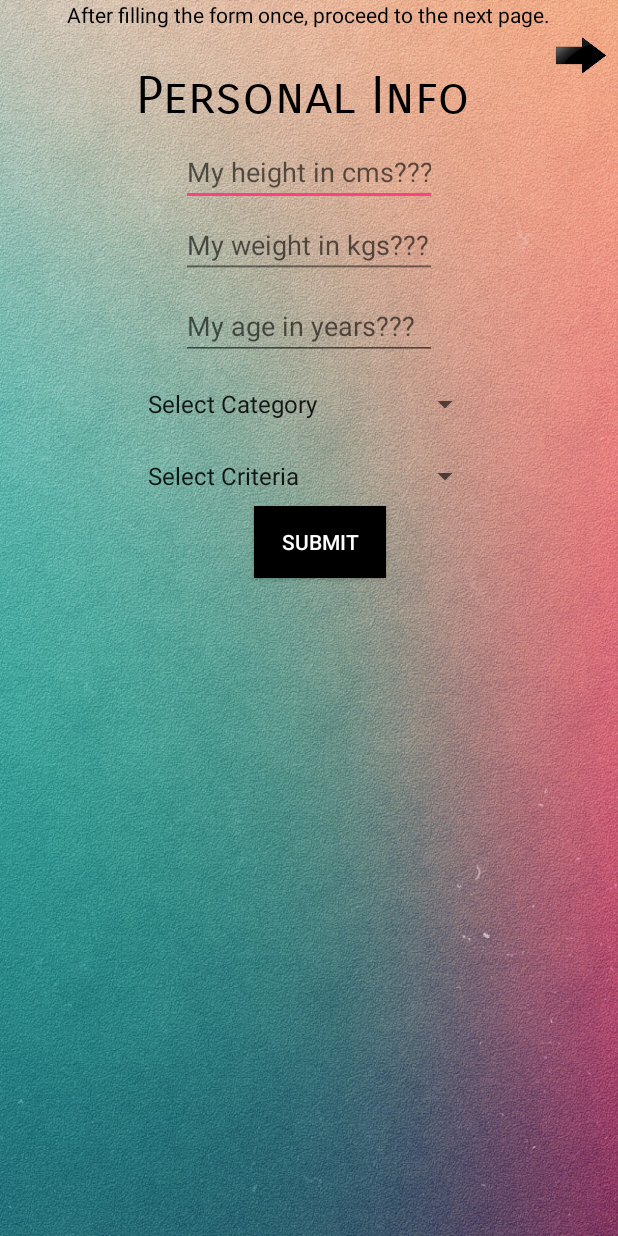
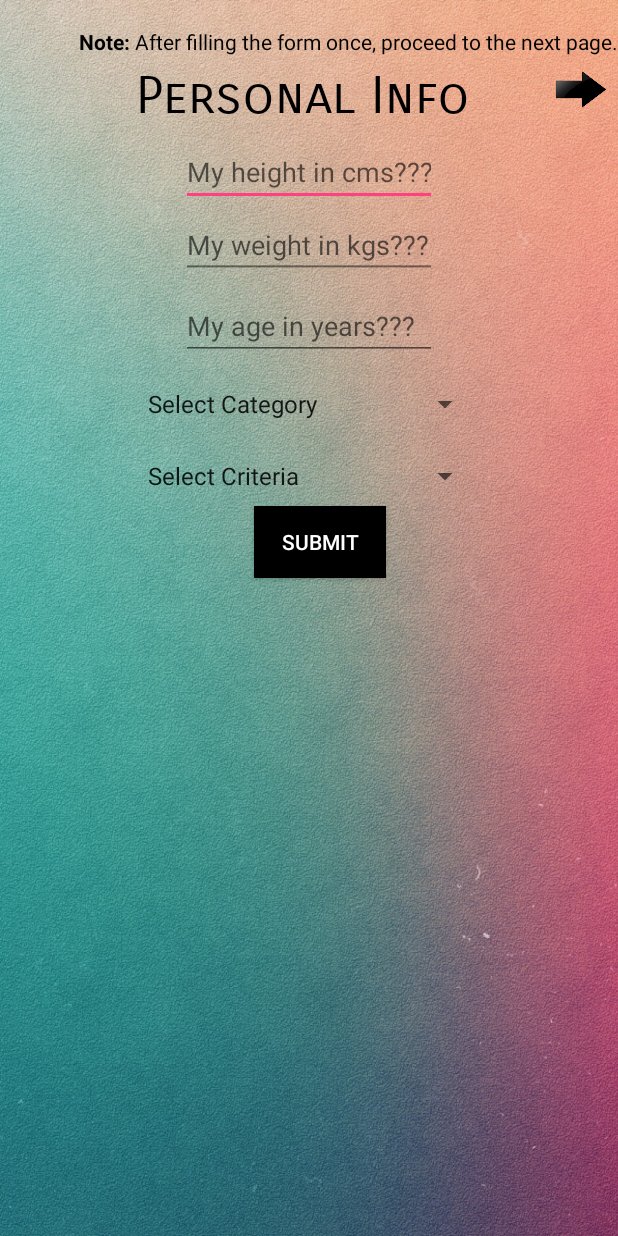
Before and after one commit to Sarvesh9/Hasura-My-Calorie-Counter, an Android app: the PersonalInfo screen opened directly, with no data from a screen before it, on a phone screen of 412 x 824 dp. Run offline under Robolectric (Android 15) with nearby library versions, the phone set to English and light mode, and no system bars; libraries missing offline, so code that uses them is left out: io.hasura.sdk; 3 statements that could not run were skipped.

```diff
--- a/app/build.gradle
+++ b/app/build.gradle
@@ -11,6 +11,8 @@ android {
         versionName "1.0"
         testInstrumentationRunner "android.support.test.runner.AndroidJUnitRunner"
     }
+//    aaptOptions.cruncherEnabled = false
+//    aaptOptions.useNewCruncher = false
     buildTypes {
         release {
             minifyEnabled false
--- a/app/src/main/java/com/example/sarvesh/mycaloriecounter/PersonalInfo.java
+++ b/app/src/main/java/com/example/sarvesh/mycaloriecounter/PersonalInfo.java
@@ -216,7 +216,6 @@ public class PersonalInfo extends AppCompatActivity implements OnItemSelectedLis
                 }
             }
         });
-        Log.i("Auth-User-id",user.getId().toString());
         imgIntake.setOnClickListener(new View.OnClickListener() {
             @Override
             public void onClick(View view) {
@@ -306,7 +305,6 @@ public class PersonalInfo extends AppCompatActivity implements OnItemSelectedLis
             JSONObject selectIntakeQuery = new JSONObject();
             selectIntakeQuery.put("type", "select");
             selectIntakeQuery.put("args", args);
-            Log.i("IdRecord", selectIntakeQuery.toString());
             client.useDataService()
                     .setRequestBody(selectIntakeQuery)
                     .expectResponseTypeArrayOf(IdRecord.class)
--- a/app/src/main/res/layout/activity_add_intake.xml
+++ b/app/src/main/res/layout/activity_add_intake.xml
@@ -65,7 +65,7 @@
         android:layout_alignParentLeft="true"
         android:layout_alignParentStart="true" />
 
-    <EditText
+    <MultiAutoCompleteTextView
         android:id="@+id/editTextFood"
         android:layout_width="wrap_content"
         android:layout_height="wrap_content"
--- a/app/src/main/res/layout/activity_personal_info.xml
+++ b/app/src/main/res/layout/activity_personal_info.xml
@@ -84,11 +84,10 @@
         android:id="@+id/imgIntake"
         android:layout_width="50dp"
         android:layout_height="50dp"
-        android:layout_alignParentEnd="true"
+        app:srcCompat="@drawable/blackarrow"
+        android:layout_alignBottom="@+id/textView13"
         android:layout_alignParentRight="true"
-        android:layout_alignParentTop="true"
-        android:layout_marginTop="12dp"
-        app:srcCompat="@drawable/blackarrow" />
+        android:layout_alignParentEnd="true" />
 
     <LinearLayout
         android:id="@+id/linearLayout"
@@ -158,8 +157,10 @@
         android:textColor="@android:color/black"
         android:textSize="14sp"
         android:text="@string/personalinfo"
-        android:layout_centerHorizontal="true"
-        android:layout_alignParentTop="true" />
+        android:layout_alignParentTop="true"
+        android:layout_alignParentRight="true"
+        android:layout_alignParentEnd="true"
+        android:layout_marginTop="18dp" />
 
 
 </RelativeLayout>
--- a/app/src/main/res/values/strings.xml
+++ b/app/src/main/res/values/strings.xml
@@ -28,7 +28,7 @@
     <string name="passworderror">Enter atleast 8 character Password</string>
     <string name="loginpassworderror">Enter your Password</string>
 
-    <string name="personalinfo">After filling the form once, proceed to the next page.</string>
+    <string name="personalinfo"><b>Note:</b> After filling the form once, proceed to the next page.</string>
     <string name="personalinforesult"> Your BMI is 0.00.\n You are underweight.Maximim intake of calories daily is 1500 cal.</string>
     <string name="result">RESULT:</string>
     <string name="agehint">My age in years???</string>
```
Also changed, not shown: app/src/main/java/com/example/sarvesh/mycaloriecounter/AddIntake.java (+24 -18 lines), app/src/main/java/com/example/sarvesh/mycaloriecounter/TotalIntakeView.java (+0 -15 lines), app/src/main/res/layout/activity_total_intake_view.xml (+3 -5 lines), app/src/main/res/drawable/logggg.png (added), app/src/main/res/drawable/logout.png (added).
